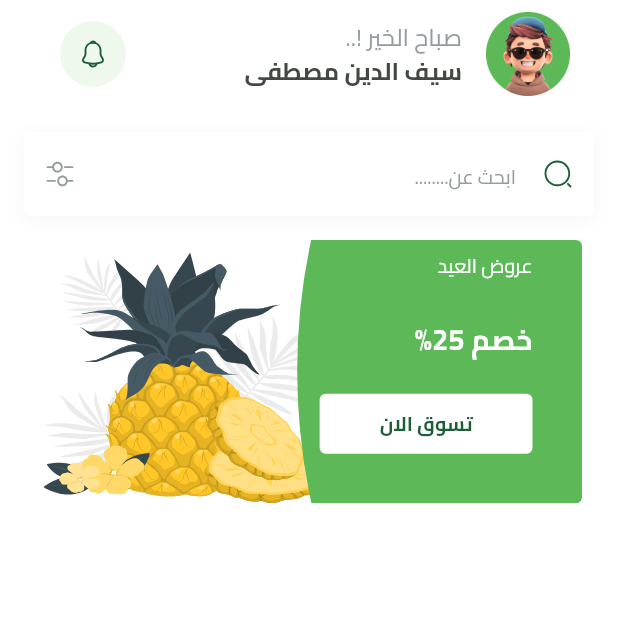
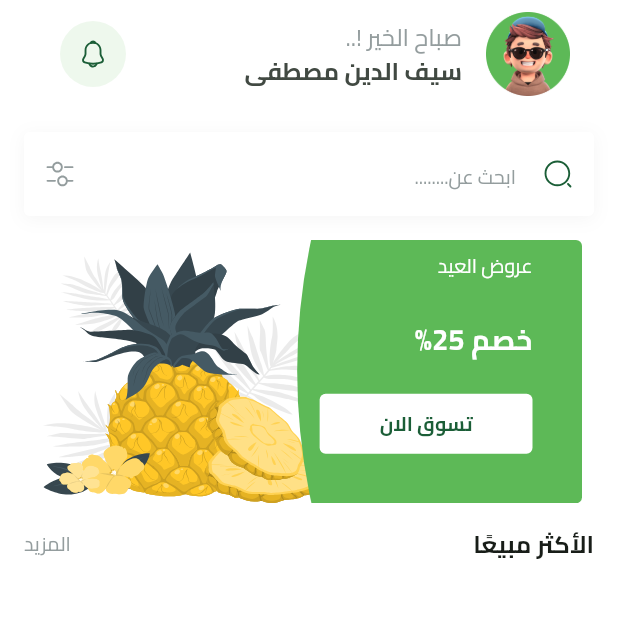
Before and after one commit to seifmoustafa/Fruit-Hub, a Flutter app: the HomeView screen opened by its route, on a phone screen of 412 x 824 dp, the top half of it. Run offline on Flutter 3.47's test engine with Material 3 defaults, Android fonts, the phone set to English and light mode, and no system bars; our stand-ins replace bloc, cloud_firestore, dartz, dots_indicator, firebase_auth, firebase_core and 9 more; missing offline and left inert: animated_snack_bar, flutter_facebook_auth; accounts and stored records are empty.

Commit message:
Add BestSellingHeader widget to HomeViewBody for enhanced product visibility

```diff
--- /dev/null
+++ b/lib/features/home/presentation/views/widgets/best_selling_header.dart
@@ -0,0 +1,23 @@
+import 'package:flutter/material.dart';
+import 'package:fruit_hub/core/utils/app_text_styles.dart';
+
+class BestSellingHeader extends StatelessWidget {
+  const BestSellingHeader({super.key});
+
+  @override
+  Widget build(BuildContext context) {
+    return Row(
+      children: [
+        const Text(
+          'الأكثر مبيعًا',
+          style: TextStyles.bold16,
+        ),
+        const Spacer(),
+        Text('المزيد',
+            textAlign: TextAlign.center,
+            style:
+                TextStyles.regular13.copyWith(color: const Color(0xFF949D9E)))
+      ],
+    );
+  }
+}
--- a/lib/features/home/presentation/views/widgets/home_view_body.dart
+++ b/lib/features/home/presentation/views/widgets/home_view_body.dart
@@ -1,8 +1,8 @@
 import 'package:flutter/material.dart';
 import 'package:fruit_hub/constants.dart';
 import 'package:fruit_hub/core/widgets/search_text_field.dart';
-import 'package:fruit_hub/features/home/presentation/views/widgets/featured_item.dart';
 import 'package:fruit_hub/features/home/presentation/views/widgets/featured_list.dart';
+import 'package:fruit_hub/features/home/presentation/views/widgets/best_selling_header.dart';
 import 'package:fruit_hub/features/home/presentation/views/widgets/custom_home_app_bar.dart';
 
 class HomeViewBody extends StatelessWidget {
@@ -21,6 +21,7 @@ class HomeViewBody extends StatelessWidget {
                 CustomHomeAppBar(),
                 SearchTextField(),
                 FeaturedList(),
+                BestSellingHeader(),
               ],
             ),
           ),
```
